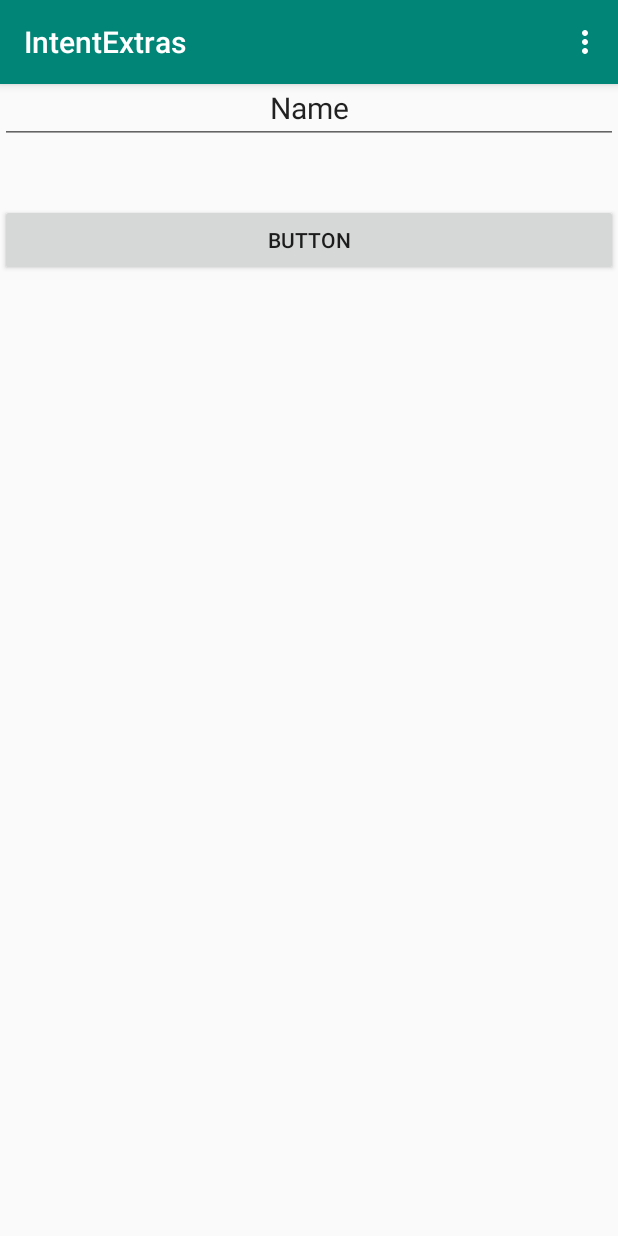
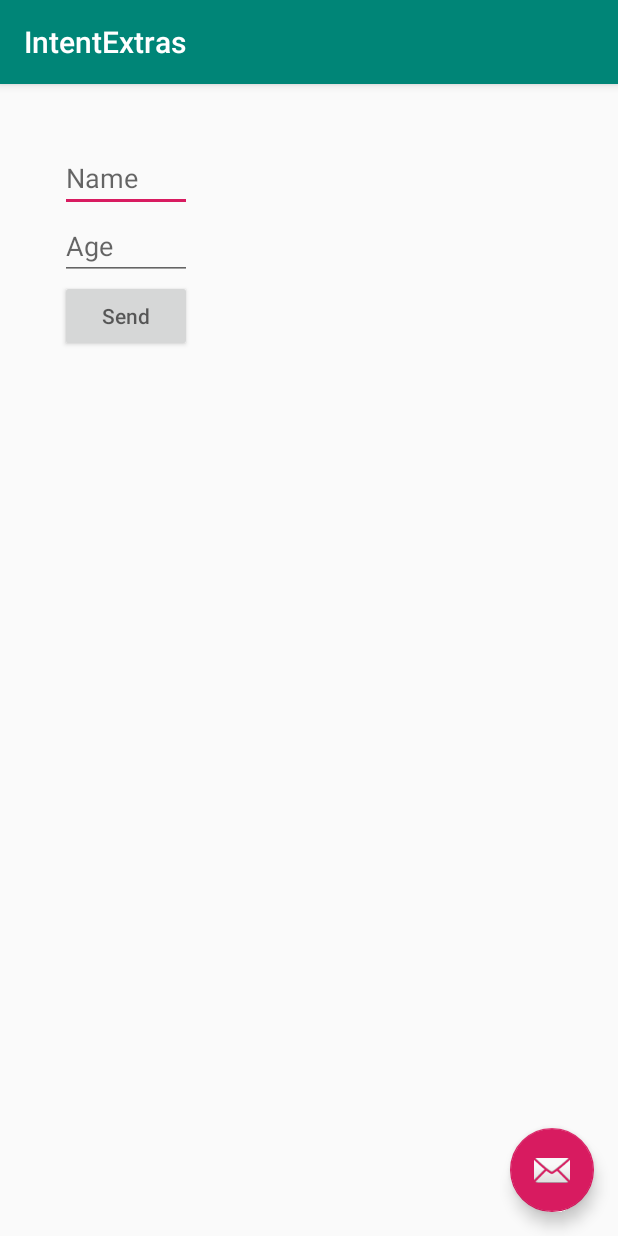
Before and after one commit to annkaranja/IntentExtras, an Android app: the screen it shows after launch (MainActivity), on a phone screen of 412 x 824 dp. Run offline under Robolectric (Android 15) with nearby library versions, the phone set to English and light mode, and no system bars.

Commit message:
my recent changes

```diff
--- a/app/src/main/java/com/example/intentextras/MainActivity.java
+++ b/app/src/main/java/com/example/intentextras/MainActivity.java
@@ -1,5 +1,6 @@
 package com.example.intentextras;
 
+import android.content.Intent;
 import android.os.Bundle;
 import android.support.design.widget.FloatingActionButton;
 import android.support.design.widget.Snackbar;
@@ -15,8 +16,6 @@ public class MainActivity extends AppCompatActivity {
     EditText etName;
     EditText etAge;
     Button btnSend;
-    String name;
-    String age;
 
     @Override
     protected void onCreate(Bundle savedInstanceState) {
@@ -24,49 +23,31 @@ public class MainActivity extends AppCompatActivity {
         setContentView(R.layout.activity_main);
         Toolbar toolbar = findViewById(R.id.toolbar);
         setSupportActionBar(toolbar);
-
-//        getSupportActionBar().setDefaultDisplayHomeAsUpEnabled(true);
-        etName = findViewById(R.id. etName);
-        etAge = findViewById(R.id. etAge);
         btnSend = findViewById(R.id.btnSend);
-
         btnSend.setOnClickListener(new View.OnClickListener() {
             @Override
             public void onClick(View v) {
-                name = etName.getText().toString();
-                age = etAge.getText().toString();
+                etName = findViewById(R.id.etName);
+                etAge = findViewById(R.id.etAge);
+                Intent myIntent = new Intent(getBaseContext(), ReceiverActivity1.class);
+                String name = etName.getText().toString();
+                String age = etAge.getText().toString();
+                myIntent.putExtra("etName", name);
+                myIntent.putExtra("etAge", age);
+                startActivity(myIntent);
+
+
+                btnSend.setOnClickListener(new View.OnClickListener() {
+                    @Override
+                    public void onClick(View v) {
+                        Intent intent = new Intent(getBaseContext(), RecieverActivity1.class);
+                        intent.putExtra("Ann Karanja", 16);
+                        startActivity(intent);
+                    }
+                });
+
             }
-        });
 
-        FloatingActionButton fab = findViewById(R.id.fab);
-        fab.setOnClickListener(new View.OnClickListener() {
-            @Override
-            public void onClick(View view) {
-                Snackbar.make(view, "Replace with your own action", Snackbar.LENGTH_LONG)
-                        .setAction("Action", null).show();
-            }
         });
     }
-
-    @Override
-    public boolean onCreateOptionsMenu(Menu menu) {
-        // Inflate the menu; this adds items to the action bar if it is present.
-        getMenuInflater().inflate(R.menu.menu_main, menu);
-        return true;
-    }
-
-    @Override
-    public boolean onOptionsItemSelected(MenuItem item) {
-        // Handle action bar item clicks here. The action bar will
-        // automatically handle clicks on the Home/Up button, so long
-        // as you specify a parent activity in AndroidManifest.xml.
-        int id = item.getItemId();
-
-        //noinspection SimplifiableIfStatement
-        if (id == R.id.action_settings) {
-            return true;
-        }
-
-        return super.onOptionsItemSelected(item);
-    }
 }
--- /dev/null
+++ b/app/src/main/java/com/example/intentextras/RecieverActivity1.java
@@ -0,0 +1,4 @@
+package com.example.intentextras;
+
+interface RecieverActivity1 {
+}
--- a/app/src/main/res/layout/activity_main.xml
+++ b/app/src/main/res/layout/activity_main.xml
@@ -20,41 +20,52 @@
 
     </android.support.design.widget.AppBarLayout>
     <LinearLayout
+        android:orientation="vertical"
         android:layout_width="match_parent"
         android:layout_height="match_parent"
+        android:layout_alignParentBottom="true"
+        android:layout_marginBottom="40dp">
+    </LinearLayout>
+
+
+    <LinearLayout
+        android:layout_width="wrap_content"
+        android:layout_height="wrap_content"
         android:orientation="vertical"
-        android:layout_marginBottom="16dp"
-        android:layout_alignParentBottom="true"
-        >
+        app:layout_behavior="@string/appbar_scrolling_view_behavior"
+        android:padding="40dp">
+
+        <EditText
+            android:id="@+id/etName"
+            android:layout_width="match_parent"
+            android:layout_height="wrap_content"
+            android:hint="Name"/>
 
         <EditText
             android:id="@+id/etAge"
             android:layout_width="match_parent"
             android:layout_height="wrap_content"
-            android:text="Age"
-            android:textAlignment="center"
-            android:textSize="20sp"
-
-            />
-            <!--android:layout_marginBottom="100dp"/>-->
-
-        <EditText
-
-            android:id="@+id/etName"
-            android:layout_width="match_parent"
-            android:layout_height="wrap_content"
-            android:text="Name"
-            android:textAlignment="center"
-            android:textSize="20sp"
-            android:layout_marginBottom="40dp"/>
+            android:hint="Age"/>
 
         <Button
             android:id="@+id/btnSend"
-           android:text="Button"
             android:layout_width="match_parent"
             android:layout_height="wrap_content"
-            />
+            android:onClick="onClick"
+            android:clickable="true"
+            android:hint="Send"
+            tools:ignore="OnClick" />
 
     </LinearLayout>
 
+
+
+    <android.support.design.widget.FloatingActionButton
+        android:id="@+id/fab"
+        android:layout_width="wrap_content"
+        android:layout_height="wrap_content"
+        android:layout_gravity="bottom|end"
+        android:layout_margin="@dimen/fab_margin"
+        app:srcCompat="@android:drawable/ic_dialog_email" />
+
 </android.support.design.widget.CoordinatorLayout>
```
Also changed, not shown: app/src/main/java/com/example/intentextras/ReceiverActivity.java (deleted, +0 -24 lines), app/src/main/java/com/example/intentextras/ReceiverActivity1.java (+9 -11 lines), app/src/main/res/layout/activity_receiver1.xml (+25 -1 lines).
